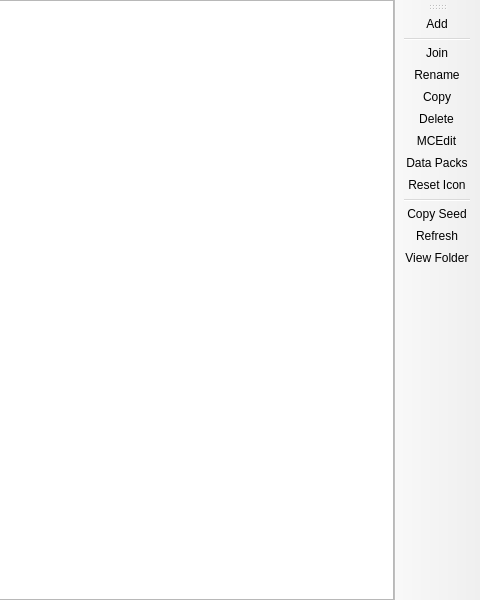
This is launcher/ui/pages/instance/WorldListPage.ui in awakenginexe/Awake-Launcher as Qt 5 draws it before an edit; both pictures show x 320 to 800 and y 0 to 600 of the 800 by 600 pixel window. The edited form follows.
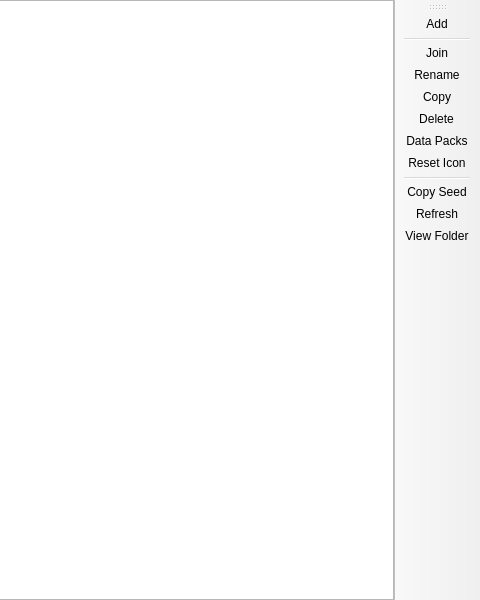
This is the edited form. Custom widgets are drawn as their Qt base class.

Commit message: refactor: remove MCEdit world editor tool

```diff
--- a/launcher/ui/pages/instance/WorldListPage.ui
+++ b/launcher/ui/pages/instance/WorldListPage.ui
@@ -88,7 +88,6 @@
    <addaction name="actionRename"/>
    <addaction name="actionCopy"/>
    <addaction name="actionRemove"/>
-   <addaction name="actionMCEdit"/>
    <addaction name="actionData_Packs"/>
    <addaction name="actionReset_Icon"/>
    <addaction name="separator"/>
@@ -121,11 +120,6 @@
     <string>Delete</string>
    </property>
   </action>
-  <action name="actionMCEdit">
-   <property name="text">
-    <string>MCEdit</string>
-   </property>
-  </action>
   <action name="actionCopy_Seed">
    <property name="text">
     <string>Copy Seed</string>
```
Lines whose indentation alone changed are shown as unchanged. The commit also changes 10 other files.
